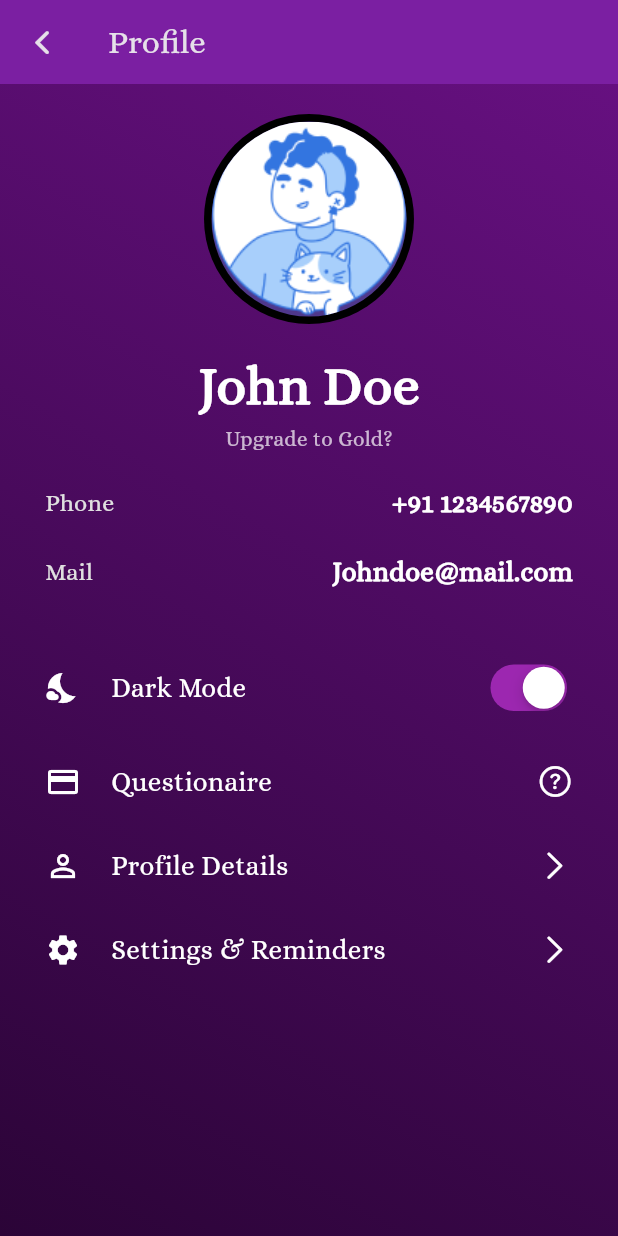
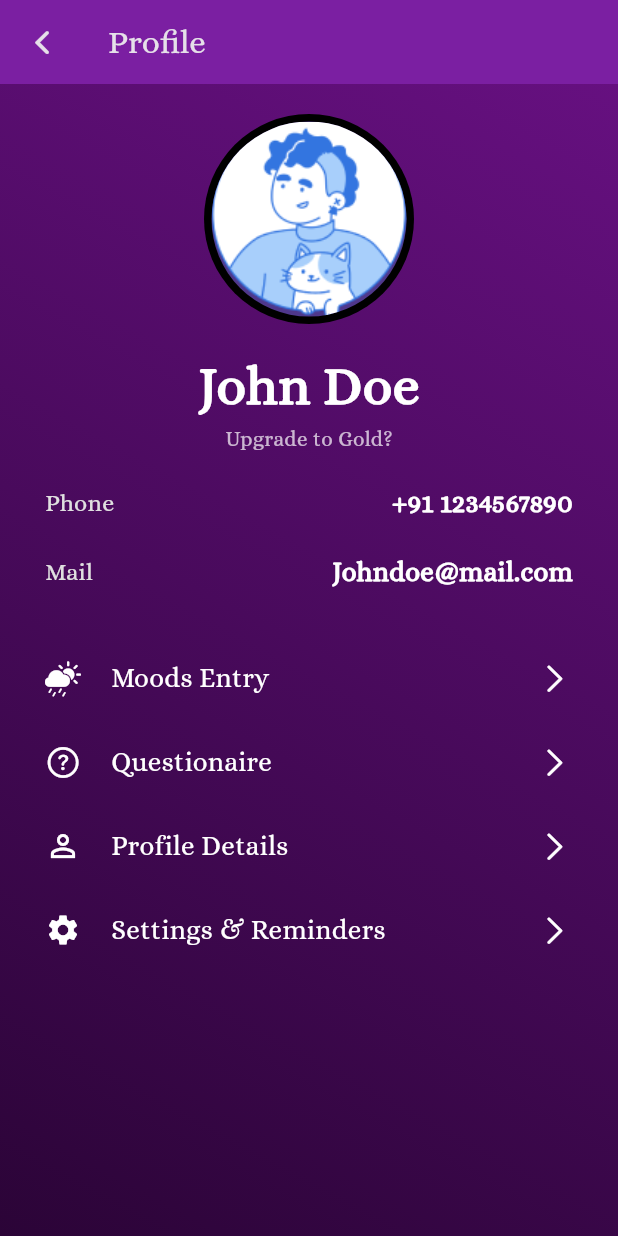
Before and after one commit to Asmika-Panchal/SoulSpace-main, a Flutter app: the ProfileScreen screen opened directly, on a phone screen of 412 x 824 dp. Run offline on Flutter 3.47's test engine with Material 3 defaults, Android fonts, the phone set to English and light mode, and no system bars; missing offline and left inert: gif.

Commit message:
mood1, profile

```diff
--- a/lib/main.dart
+++ b/lib/main.dart
@@ -29,10 +29,10 @@ class MyApp extends StatelessWidget {
           brightness: Brightness.dark,
           primaryColor: CupertinoColors.activeBlue,
           fontFamily: 'Alice'),
-      // home: const SoulBotHome(),
+      home: const SoulBotHome(),
 
       // home: const Mood1Screen(),
-      home: const Mood2Screen(),
+      // home: const Mood2Screen(),
       // home: const Mood3Screen(),
       // home: const LoginScreen(),
       // home: SignUpScreen(),
--- a/lib/screens/mood2.dart
+++ b/lib/screens/mood2.dart
@@ -13,7 +13,7 @@ class Mood2Screen extends StatelessWidget {
       appBar: AppBar(
         leading: IconButton(
             onPressed: () => Navigator.pop(context),
-            icon: Icon(CupertinoIcons.chevron_back)),
+            icon: const Icon(CupertinoIcons.chevron_back)),
       ),
       body: Stack(
         children: [
--- a/lib/screens/mood3.dart
+++ b/lib/screens/mood3.dart
@@ -13,7 +13,7 @@ class Mood3Screen extends StatelessWidget {
       appBar: AppBar(
         leading: IconButton(
             onPressed: () => Navigator.pop(context),
-            icon: Icon(CupertinoIcons.chevron_back)),
+            icon: const Icon(CupertinoIcons.chevron_back)),
       ),
       body: Stack(
         children: [
--- a/lib/screens/profile_view.dart
+++ b/lib/screens/profile_view.dart
@@ -1,5 +1,6 @@
 import 'package:flutter/cupertino.dart';
 import 'package:flutter/material.dart';
+import 'package:soul/screens/mood1.dart';
 import 'package:soul/screens/question.dart';
 import 'package:soul/screens/reminder.dart';
 
@@ -15,7 +16,6 @@ class _ProfileScreenState extends State<ProfileScreen> {
 
   @override
   Widget build(BuildContext context) {
-    var isDarkMode = true;
     return Scaffold(
       appBar: AppBar(
         backgroundColor: Colors.purple.shade700,
@@ -130,20 +130,21 @@ class _ProfileScreenState extends State<ProfileScreen> {
               child: ListView(
                 padding: const EdgeInsets.symmetric(horizontal: 30),
                 children: [
-                  buildSettingItem(
-                    icon: Icons.nights_stay,
-                    title: "Dark Mode",
-                    trailing: CupertinoSwitch(
-                      value: isDarkMode,
-                      onChanged: (value) {
-                        setState(() {
-                          isDarkMode = value;
-                        });
+                  InkWell(
+                      onTap: () {
+                        Navigator.push(
+                          context,
+                          MaterialPageRoute(
+                            builder: (context) => const Mood1Screen(),
+                          ),
+                        );
                       },
-                      activeColor: Colors.purple,
-                    ),
-                  ),
-                 InkWell(
+                      child: buildSettingItem(
+                        icon: CupertinoIcons.cloud_sun_rain_fill,
+                        title: "Moods Entry",
+                        trailing: const Icon(CupertinoIcons.chevron_right),
+                      )),
+                  InkWell(
                     onTap: () {
                       Navigator.push(
                         context,
@@ -152,12 +153,12 @@ class _ProfileScreenState extends State<ProfileScreen> {
                         ),
                       );
                     },
-                 child: buildSettingItem(
-                    icon: Icons.credit_card,
-                    title: "Questionaire",
-                    trailing: const Icon(CupertinoIcons.question_circle),
+                    child: buildSettingItem(
+                      icon: CupertinoIcons.question_circle,
+                      title: "Questionaire",
+                      trailing: const Icon(CupertinoIcons.chevron_right),
+                    ),
                   ),
-                 ),
                   buildSettingItem(
                     icon: Icons.person_outline,
                     title: "Profile Details",
```
Also changed, not shown: lib/screens/mood1.dart (+8 -2 lines).
